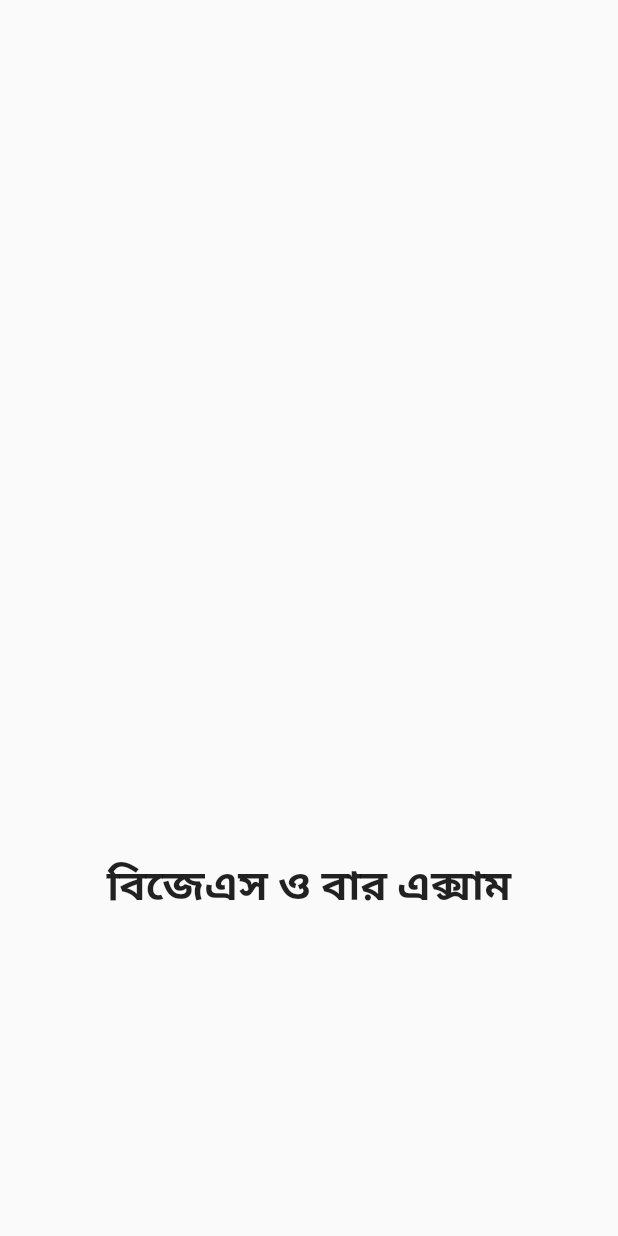
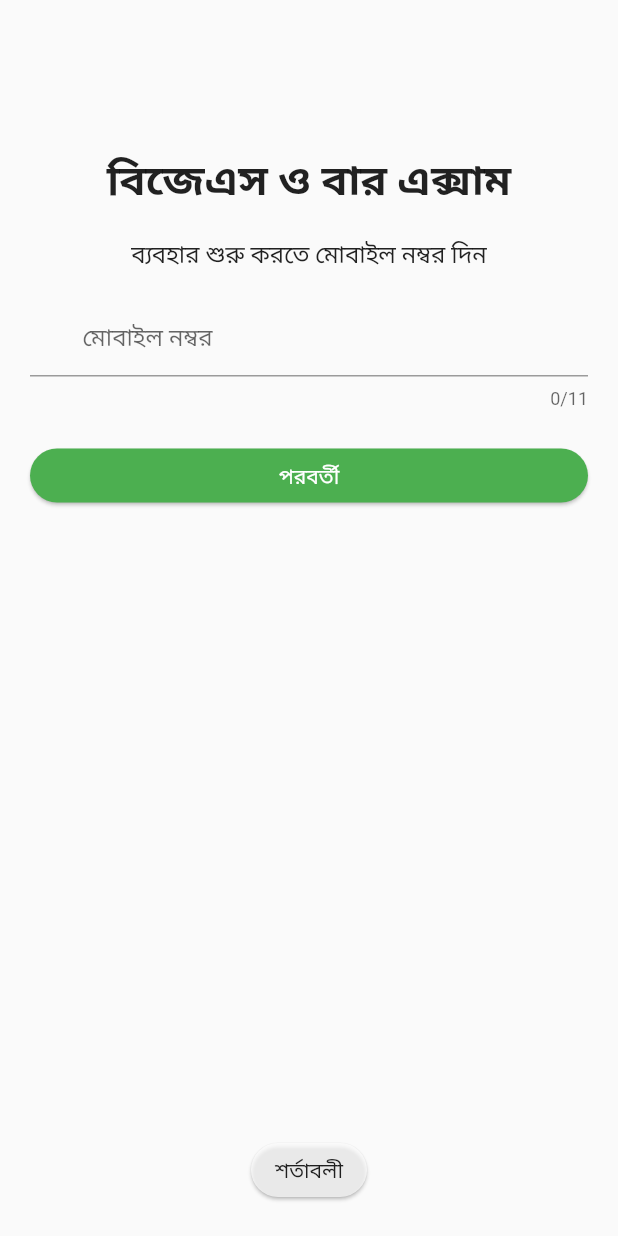
Before and after one commit to Azimul-Haque/diordnarabdnasjb, a Flutter app: the screen it shows after launch, on a phone screen of 412 x 824 dp. Run offline on Flutter 3.47's test engine with Material 2 defaults, Android fonts, the phone set to English and light mode, and no system bars; our stand-ins replace firebase_auth, firebase_core, pinput; missing offline and left inert: onesignal_flutter; accounts and stored records are empty.

Commit message:
Commit Thu 06/16/2022  2:11:14.22 1221

```diff
--- a/lib/login.dart
+++ b/lib/login.dart
@@ -42,7 +42,7 @@ class _LoginScreenState extends State<LoginScreen> {
         children: [
           Column(children: [
             SizedBox(
-              height: 500,
+              height: 30,
             ),
             Container(
               margin: EdgeInsets.only(top: 70),
@@ -52,9 +52,6 @@ class _LoginScreenState extends State<LoginScreen> {
                   style: TextStyle(fontWeight: FontWeight.bold, fontSize: 28),
                 ),
               ),
-            ),
-            SizedBox(
-              height: 500,
             ),
             Container(
               margin: EdgeInsets.only(top: 20),
```
